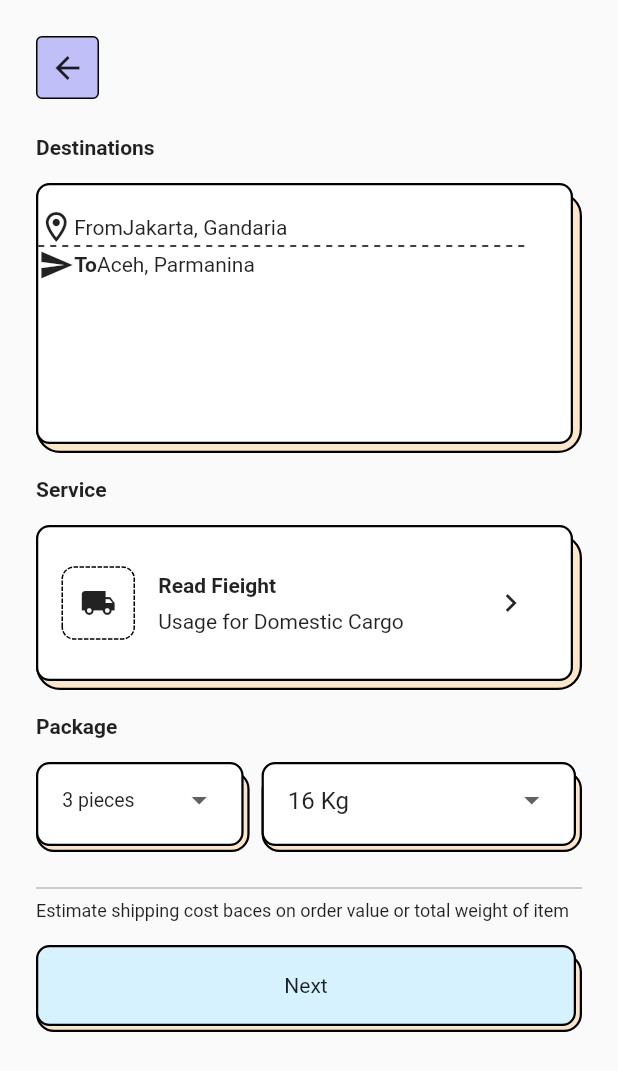
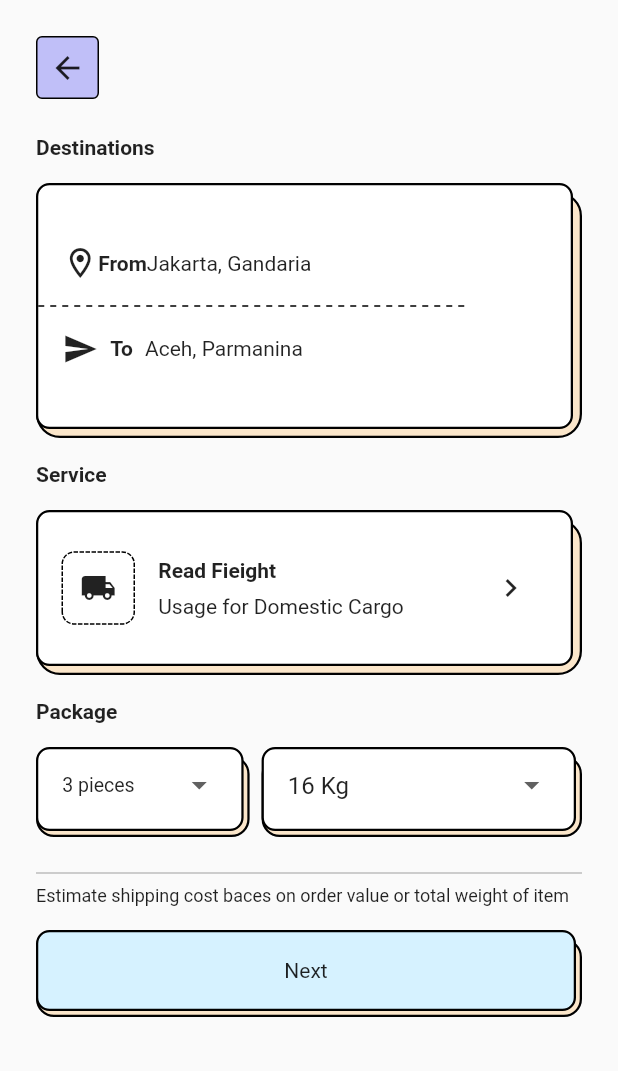
Before and after one commit to JAICHANGPARK/flutter_notebook_20th_story, a Flutter app: the screen it shows after launch, on a phone screen of 412 x 824 dp. Shown: the top 1071 px of the screen. Run offline on Flutter 3.47's test engine with Material 2 defaults, Android fonts, the phone set to English and light mode, and no system bars; drawn by our look-alikes of dotted_border, dotted_line; our stand-ins replace badges, ionicons.

Commit message:
Update delivery_first_step_page.dart

```diff
--- a/lib/ep_1157_delivery_app/src/ui/delivery_first_step_page.dart
+++ b/lib/ep_1157_delivery_app/src/ui/delivery_first_step_page.dart
@@ -40,7 +40,7 @@ class DeliveryFirstStepPage extends StatelessWidget {
               Padding(
                 padding: const EdgeInsets.symmetric(vertical: 16),
                 child: SizedBox(
-                  height: 180,
+                  height: 170,
                   child: Stack(
                     children: [
                       Positioned(
@@ -70,33 +70,50 @@ class DeliveryFirstStepPage extends StatelessWidget {
                           child: Stack(
                             children: [
                               Positioned(
-                                top: 16,
-                                right: 24,
+                                top: 0,
+                                right: 64,
                                 bottom: 0,
                                 left: 0,
                                 child: Column(
+                                  mainAxisAlignment: MainAxisAlignment.center,
                                   children: [
-                                    Row(
+                                    Padding(
+                                      padding: EdgeInsets.all(16),
+                                      child: Row(
                                         children: [
                                           Icon(
                                             Icons.location_on_outlined,
                                           ),
-                                        Text("From"),
+                                          Text(
+                                            "From",
+                                            style: TextStyle(
+                                              fontWeight: FontWeight.bold,
+                                            ),
+                                          ),
                                           Text("Jakarta, Gandaria"),
                                         ],
                                       ),
+                                    ),
                                     DottedLine(),
-                                    Row(
+                                    Padding(
+                                      padding: const EdgeInsets.all(16.0),
+                                      child: Row(
                                         children: [
                                           Icon(
                                             Icons.send,
                                           ),
-                                        Text(
+                                          Padding(
+                                            padding: const EdgeInsets.symmetric(horizontal: 8),
+                                            child: Text(
                                               "To",
-                                          style: TextStyle(fontWeight: FontWeight.bold),
+                                              style: TextStyle(
+                                                fontWeight: FontWeight.bold,
+                                              ),
+                                            ),
                                           ),
                                           Text("Aceh, Parmanina"),
                                         ],
+                                      ),
                                     ),
                                   ],
                                 ),
```
Lines whose indentation alone changed are shown as unchanged.
